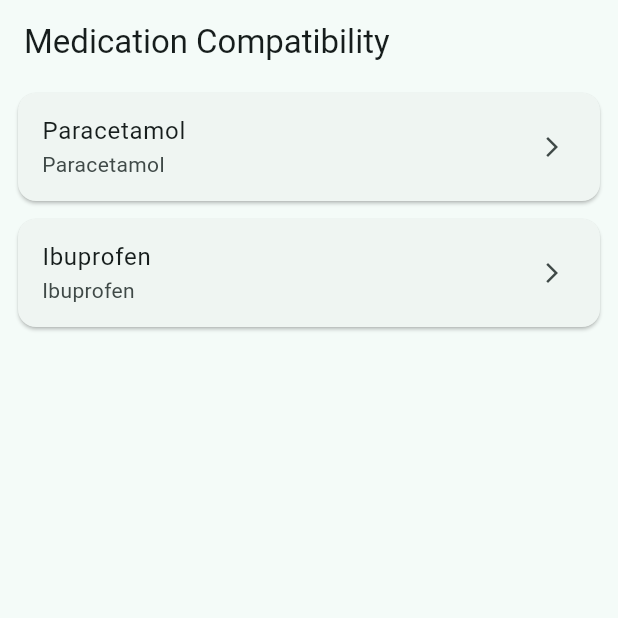
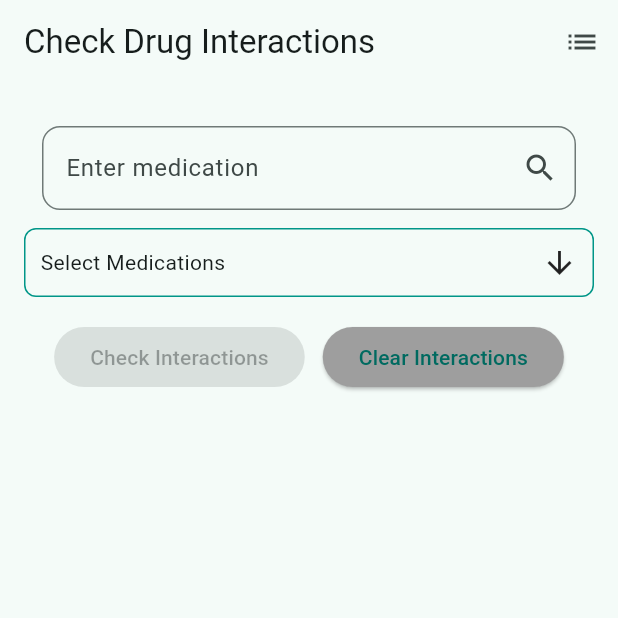
Before and after one commit to Dakera/compatibility_app, a Flutter app: the screen it shows after launch, on a phone screen of 412 x 824 dp, the top half of it. Run offline on Flutter 3.47's test engine with Material 3 defaults, Android fonts, the phone set to English and light mode, and no system bars; drawn by our look-alikes of multi_select_flutter.

Commit message:
Added interaction and search functions

```diff
--- /dev/null
+++ b/lib/data/mock_interactions.dart
@@ -0,0 +1,19 @@
+import '../models/interaction.dart';
+
+final List<Interaction> mockInteractions = [
+  Interaction(
+    medications: ['Paracetamol', 'Ibuprofen'],
+    severity: InteractionSeverity.yellow,
+    description: 'May increase the risk of stomach bleeding when taken together.',
+  ),
+  Interaction(
+    medications: ['Ibuprofen', 'Aspirin'],
+    severity: InteractionSeverity.red,
+    description: 'Ibuprofen may interfere with the antiplatelet effect of aspirin.',
+  ),
+  Interaction(
+    medications: ['Paracetamol', 'Aspirin'],
+    severity: InteractionSeverity.green,
+    description: 'No known significant interaction.',
+  ),
+];
--- a/lib/main.dart
+++ b/lib/main.dart
@@ -1,22 +1,19 @@
 import 'package:flutter/material.dart';
-import 'screens/home_screen.dart';
+import 'screens/interaction_check_screen.dart'; // <-- подключаем
 
 void main() {
-  runApp(MedCompatibilityApp());
+  runApp(const MyApp());
 }
 
-class MedCompatibilityApp extends StatelessWidget {
-  const MedCompatibilityApp({super.key});
+class MyApp extends StatelessWidget {
+  const MyApp({super.key});
 
   @override
   Widget build(BuildContext context) {
     return MaterialApp(
-      title: 'Medication Compatibility',
-      theme: ThemeData(
-        colorScheme: ColorScheme.fromSeed(seedColor: Colors.teal),
-        useMaterial3: true,
-      ),
-      home: HomeScreen(),
+      title: 'Drug Compatibility Demo',
+      theme: ThemeData(useMaterial3: true, colorSchemeSeed: Colors.teal),
+      home: const InteractionCheckScreen(), // <-- ставим как главный экран
     );
   }
 }
--- /dev/null
+++ b/lib/models/interaction.dart
@@ -0,0 +1,18 @@
+enum InteractionSeverity { red, yellow, green }
+
+class Interaction {
+  final List<String> medications;
+  final InteractionSeverity severity;
+  final String description;
+
+  Interaction({
+    required this.medications,
+    required this.severity,
+    required this.description,
+  });
+
+  /// Проверка, включает ли эта запись нужные два лекарства
+  bool involves(String med1, String med2) {
+    return medications.contains(med1) && medications.contains(med2);
+  }
+}
--- a/lib/screens/home_screen.dart
+++ /dev/null
@@ -1,38 +0,0 @@
-import 'package:flutter/material.dart';
-import '../data/mock_medications.dart';
-import 'medication_detail_screen.dart';
-
-class HomeScreen extends StatelessWidget {
-  const HomeScreen({super.key});
-
-  @override
-  Widget build(BuildContext context) {
-    return Scaffold(
-      appBar: AppBar(
-        title: const Text('Medication Compatibility'),
-      ),
-      body: ListView.builder(
-        itemCount: mockMedications.length,
-        itemBuilder: (context, index) {
-          final med = mockMedications[index];
-          return Card(
-            margin: const EdgeInsets.symmetric(horizontal: 12, vertical: 6),
-            child: ListTile(
-              title: Text(med.name),
-              subtitle: Text(med.activeIngredient),
-              trailing: Icon(Icons.arrow_forward_ios, size: 16),
-              onTap: () {
-                Navigator.push(
-                  context,
-                  MaterialPageRoute(
-                    builder: (_) =>
-                        MedicationDetailScreen(medication: med),
-                  ),
-                );              },
-            ),
-          );
-        },
-      ),
-    );
-  }
-}
--- /dev/null
+++ b/lib/screens/interaction_check_screen.dart
@@ -0,0 +1,283 @@
+import 'package:flutter/material.dart';
+import 'package:multi_select_flutter/multi_select_flutter.dart';
+import '../models/interaction.dart';
+import '../data/mock_interactions.dart';
+import '../data/mock_medications.dart';
+import 'medication_list_screen.dart';
+import '../models/medication.dart';
+
+class InteractionCheckScreen extends StatefulWidget {
+  const InteractionCheckScreen({super.key});
+
+  @override
+  State<InteractionCheckScreen> createState() => _InteractionCheckScreenState();
+}
+
+class _InteractionCheckScreenState extends State<InteractionCheckScreen> {
+  //List<String> selectedMeds = [];
+  List<Interaction> foundInteractions = [];
+  final TextEditingController _medController = TextEditingController();
+  List<String> _selectedMedications = [];
+
+  @override
+  void dispose() {
+    _medController.dispose();
+    super.dispose();
+  }
+
+  void clearInteractions() {
+    setState(() {
+      foundInteractions.clear();
+    });
+  }
+
+  void checkInteractions() {
+    final results = <Interaction>[];
+
+    for (int i = 0; i < _selectedMedications.length; i++) {
+      for (int j = i + 1; j < _selectedMedications.length; j++) {
+        final med1 = _selectedMedications[i];
+        final med2 = _selectedMedications[j];
+
+        final interaction = mockInteractions.firstWhere(
+          (interaction) =>
+              interaction.medications.contains(med1) &&
+              interaction.medications.contains(med2),
+          orElse: () => Interaction(
+            medications: [med1, med2],
+            severity: InteractionSeverity.green,
+            description: 'No known interaction.',
+          ),
+        );
+
+        results.add(interaction);
+      }
+    }
+
+    setState(() {
+      foundInteractions = results;
+    });
+  }
+
+  Color getColor(InteractionSeverity severity) {
+    switch (severity) {
+      case InteractionSeverity.red:
+        return Colors.red;
+      case InteractionSeverity.yellow:
+        return Colors.orange;
+      case InteractionSeverity.green:
+        return Colors.green;
+    }
+  }
+
+  Icon getSeverityIcon(InteractionSeverity severity) {
+  switch (severity) {
+    case InteractionSeverity.red:
+      return const Icon(Icons.block, color: Colors.red);
+    case InteractionSeverity.yellow:
+      return const Icon(Icons.error_outline, color: Colors.orange);
+    case InteractionSeverity.green:
+      return const Icon(Icons.check_circle_outline, color: Colors.green);
+  }
+}
+
+
+  @override
+  Widget build(BuildContext context) {
+    final medicationNames = mockMedications.map((m) => m.name).toList();
+
+    return Scaffold(
+      appBar: AppBar(
+        title: const Text('Check Drug Interactions'),
+        actions: [
+          IconButton(
+            icon: const Icon(Icons.list),
+            tooltip: 'All Medications',
+            onPressed: () {
+              Navigator.push(
+                context,
+                MaterialPageRoute(builder: (_) => const MedicationListScreen()),
+              );
+            },
+          ),
+        ],
+      ),
+      body: Padding(
+        padding: const EdgeInsets.all(16),
+        child: Column(
+          children: [
+            Padding(
+              padding: const EdgeInsets.all(12.0),
+              child: RawAutocomplete<String>(
+                textEditingController: _medController,
+                focusNode: FocusNode(),
+                optionsBuilder: (TextEditingValue textEditingValue) {
+                  if (textEditingValue.text.isEmpty) {
+                    return const Iterable<String>.empty();
+                  }
+                  return mockMedications
+                      .where((m) => m.name.toLowerCase().contains(textEditingValue.text.toLowerCase()))
+                      .map((m) => m.name); // Преобразуем в Iterable<String>
+                },
+                displayStringForOption: (option) => option,
+                fieldViewBuilder: (context, controller, focusNode, onFieldSubmitted) {
+                  return TextField(
+                    controller: controller,
+                    focusNode: focusNode,
+                    decoration: InputDecoration(
+                      labelText: 'Enter medication',
+                      border: OutlineInputBorder(borderRadius: BorderRadius.circular(12)),
+                      suffixIcon: const Icon(Icons.search),
+                    ),
+                  );
+                },
+                optionsViewBuilder: (context, onSelected, options) {
+                  return Align(
+                    alignment: Alignment.topLeft,
+                    child: Material(
+                      elevation: 4.0,
+                      borderRadius: BorderRadius.circular(8),
+                      child: ListView(
+                        padding: const EdgeInsets.all(8.0),
+                        shrinkWrap: true,
+                        children: options.map((option) {
+                          return ListTile(
+                            title: Text(option),
+                            onTap: () {
+                              if (!_selectedMedications.contains(option)) {
+                                setState(() {
+                                  _selectedMedications.add(option);
+                                  _medController.clear();
+                                });
+                              }
+                              onSelected(option);
+                            },
+                          );
+                        }).toList(),
+                      ),
+                    ),
+                  );
+                },
+              ),
+            ),
+
+            if (_selectedMedications.isNotEmpty)
+              Padding(
+                padding: const EdgeInsets.symmetric(horizontal: 12.0),
+                child: Wrap(
+                  spacing: 8,
+                  children: _selectedMedications.map((med) {
+                    return Chip(
+                      label: Text(med),
+                      deleteIcon: const Icon(Icons.close),
+                      onDeleted: () {
+                        setState(() {
+                          _selectedMedications.remove(med);
+                        });
+                      },
+                    );
+                  }).toList(),
+                ),
+              ),
+
+
+            MultiSelectDialogField<String>(
+              items: medicationNames.map((e) => MultiSelectItem(e, e)).toList(),
+              title: const Text('Medications'),
+              buttonText: const Text('Select Medications'),
+              decoration: BoxDecoration(
+                border: Border.all(color: Colors.teal),
+                borderRadius: BorderRadius.circular(8),
+              ),
+              onConfirm: (values) {
+                setState(() {
+                  _selectedMedications = values;
+                });
+              },
+            ),
+            const SizedBox(height: 16),
+            Row(
+              mainAxisAlignment: MainAxisAlignment.center,
+              children: [
+                ElevatedButton(
+                  onPressed: _selectedMedications.length >= 2 ? checkInteractions : null,
+                  child: const Text('Check Interactions'),
+                ),
+                const SizedBox(width: 12), // расстояние между кнопками
+                ElevatedButton(
+                  onPressed: () {
+                    clearInteractions();
+                  },
+                  style: ElevatedButton.styleFrom(backgroundColor: Colors.grey),
+                  child: const Text('Clear Interactions')),
+              ]
+            ),
+            const SizedBox(height: 16),
+            if (foundInteractions.isNotEmpty)
+              Expanded(
+                child: ListView.builder(
+                  itemCount: foundInteractions.length,
+                  itemBuilder: (context, index) {
+                  final interaction = foundInteractions[index];
+                    return Card(
+                      margin: const EdgeInsets.symmetric(horizontal: 12, vertical: 6),
+                      child: ExpansionTile(
+                        leading: getSeverityIcon(interaction.severity),
+                        title: Text(
+                          interaction.medications.join(' + '),
+                          style: const TextStyle(fontWeight: FontWeight.bold),
+                        ),
+                        subtitle: Text(
+                          interaction.severity.name.toUpperCase(),
+                          style: TextStyle(color: getColor(interaction.severity)),
+                        ),
+                        children: [
+                          Padding(
+                            padding: const EdgeInsets.symmetric(horizontal: 16.0, vertical: 8),
+                            child: Text(interaction.description),
+                          ),
+                          ...interaction.medications.map((medName) {
+                            final med = mockMedications.firstWhere(
+                              (m) => m.name == medName,
+                                orElse: () => throw Exception('Medication with name $medName not found'),
+                            );
+                            return Card(
+                              margin: const EdgeInsets.symmetric(horizontal: 16, vertical: 6),
+                              child: Padding(
+                                padding: const EdgeInsets.all(12.0),
+                                child: Column(
+                                  crossAxisAlignment: CrossAxisAlignment.start,
+                                  children: [
+                                    Text(
+                                      med.name,
+                                      style: const TextStyle(fontWeight: FontWeight.bold, fontSize: 16),
+                                    ),
+                                    const SizedBox(height: 6),
+                                    Text('Active ingradient: ${med.activeIngredient}'),
+                                    Text('Group: ${med.group.join(', ')}'),
+                                    Text('Forms: ${med.form.join(', ')}'),
+                                    Text('Also known as: ${med.tradeNames.join(', ')}'),
+                                    Text('Side effects: ${med.sideEffects.join(', ')}'),
+                                    //if (med.contraindications.isNotEmpty)
+                                    //  Text('⚠ Contraindications: ${med.contraindications.join(', ')}'),
+                                    if (med.warnings.isNotEmpty)
+                                      Text('❗ Warnings: ${med.warnings.join(', ')}'),
+                                  ],
+                                ),
+                              ),
+                            );
+                          }),
+                        ],
+                      ),
+                    );
+
+
+                  },
+                ),
+              ),
+          ],
+        ),
+      ),
+    );
+  }
+}
--- /dev/null
+++ b/lib/utils/interactions_helper.dart
@@ -0,0 +1,14 @@
+import '../models/interaction.dart';
+
+Interaction? findInteraction(
+  String med1,
+  String med2,
+  List<Interaction> interactions,
+) {
+  for (final interaction in interactions) {
+    if (interaction.involves(med1, med2)) {
+      return interaction;
+    }
+  }
+  return null;
+}
--- a/pubspec.yaml
+++ b/pubspec.yaml
@@ -9,6 +9,7 @@ environment:
 dependencies:
   flutter:
     sdk: flutter
+  multi_select_flutter: ^4.1.3
 
 dev_dependencies:
   flutter_test:
```
Also changed, not shown: lib/screens/medication_list_screen.dart (added, +35 -0 lines), pubspec.lock.
